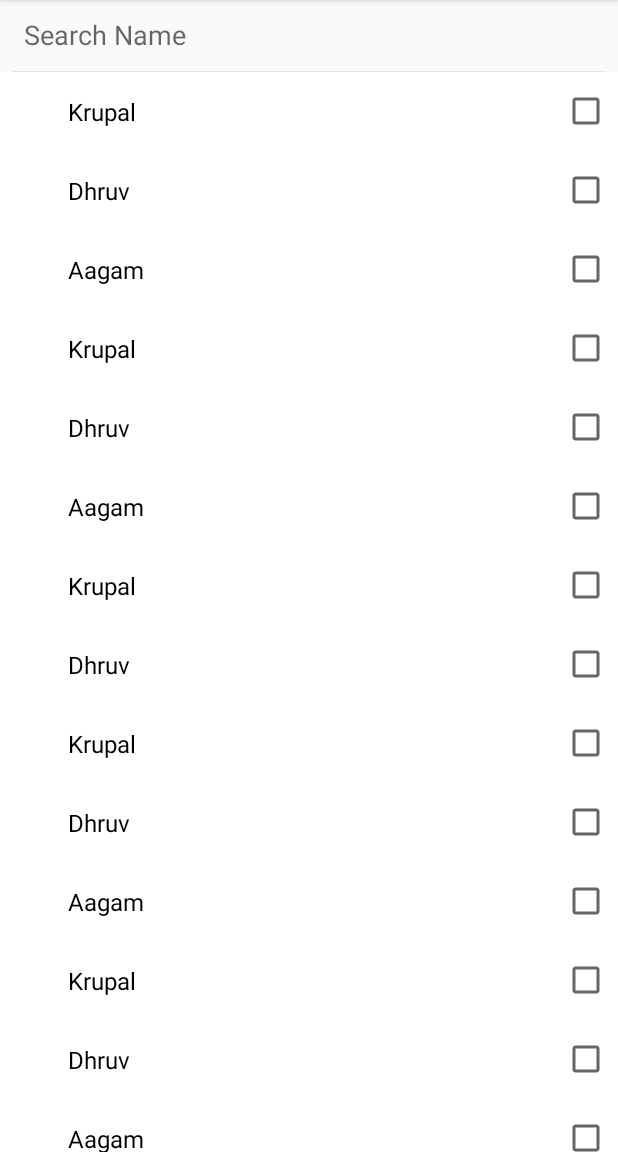
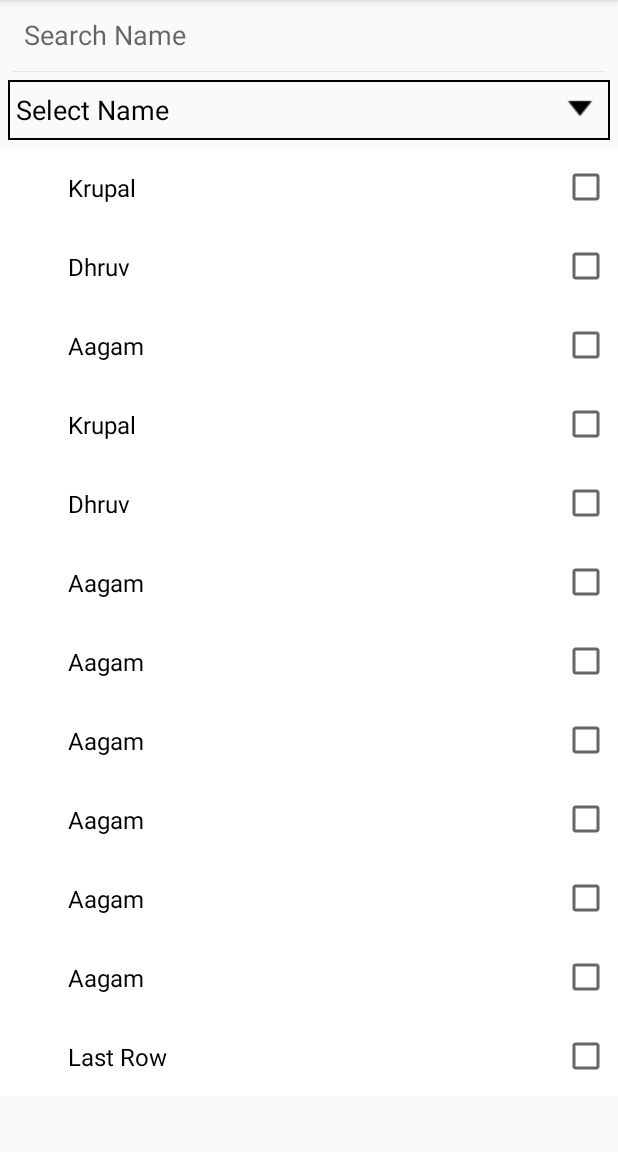
Before and after one commit to mkrupal09/EasyAdapter, an Android app: the screen it shows after launch (MainActivity), on a phone screen of 412 x 824 dp, the part 84-1236 px from its top. Run offline under Robolectric (Android 15) with nearby library versions, the phone set to English and light mode, and no system bars; our stand-ins replace data binding.

Commit message:
Few Changes.

```diff
--- a/app/src/main/java/easyadapter/dc/com/easyadapter/MainActivity.kt
+++ b/app/src/main/java/easyadapter/dc/com/easyadapter/MainActivity.kt
@@ -14,6 +14,7 @@ class MainActivity : AppCompatActivity() {
 
     private lateinit var binding: ActivityMainBinding
     private lateinit var adapter: CategoryAdapter
+    private lateinit var spinnerAdapter: CategoryAdapter
 
     private val temp: List<Category>
         get() {
@@ -24,16 +25,11 @@ class MainActivity : AppCompatActivity() {
             temp.add(Category.createDummy("Krupal"))
             temp.add(Category.createDummy("Dhruv"))
             temp.add(Category.createDummy("Aagam"))
-            temp.add(Category.createDummy("Krupal"))
-            temp.add(Category.createDummy("Dhruv"))
-            temp.add(Category.createDummy("Krupal"))
-            temp.add(Category.createDummy("Dhruv"))
             temp.add(Category.createDummy("Aagam"))
-            temp.add(Category.createDummy("Krupal"))
-            temp.add(Category.createDummy("Dhruv"))
             temp.add(Category.createDummy("Aagam"))
-            temp.add(Category.createDummy("Krupal"))
-            temp.add(Category.createDummy("Dhruv"))
+            temp.add(Category.createDummy("Aagam"))
+            temp.add(Category.createDummy("Aagam"))
+            temp.add(Category.createDummy("Aagam"))
             return temp
         }
 
@@ -41,7 +37,11 @@ class MainActivity : AppCompatActivity() {
         super.onCreate(savedInstanceState)
         binding = DataBindingUtil.setContentView(this, R.layout.activity_main)
 
+        adapterExample()
+        spinnerExample()
+    }
 
+    private fun adapterExample() {
         binding.recyclerView.layoutManager = LinearLayoutManager(this)
         adapter = CategoryAdapter()
         binding.recyclerView.adapter = adapter
@@ -71,10 +71,7 @@ class MainActivity : AppCompatActivity() {
         adapter.setRecyclerViewItemCheckChange { view, isCheck, model ->
             Toast.makeText(this@MainActivity, isCheck.toString(), Toast.LENGTH_SHORT).show()
         }
-        adapter.setRecyclerViewItemClick { view, model ->
-            binding.spRecyclerView.setText(model.name)
-            binding.spRecyclerView.hide()
-        }
+
 
         //Swipe Action
         adapter.enableSwipeAction(binding.recyclerView)
@@ -85,13 +82,20 @@ class MainActivity : AppCompatActivity() {
                 /*Toast.makeText(this@MainActivity, "No Data Found", Toast.LENGTH_SHORT).show()*/
             }
         }
+    }
 
-        //Experiment
-        binding.spRecyclerView.setAdapter(adapter)
+    private fun spinnerExample() {
+        spinnerAdapter = CategoryAdapter()
+        spinnerAdapter.addAll(temp.subList(0, 2), true)
+        spinnerAdapter.notifyDataSetChanged()
+        spinnerAdapter.setRecyclerViewItemClick { view, model ->
+            binding.spRecyclerView.setText(model.name)
+            binding.spRecyclerView.hide()
+        }
+        binding.spRecyclerView.setAdapter(spinnerAdapter)
         /*binding.spRecyclerView.enableAutoCompleteMode { easySpinner, text ->
             adapter.performFilter(text, filter)
         }*/
-
     }
 
     val filter = object : EasyAdapter.OnFilter<Category> {
--- a/app/src/main/res/layout/activity_main.xml
+++ b/app/src/main/res/layout/activity_main.xml
@@ -21,17 +21,9 @@
                 app:queryHint="Search Name"
                 app:searchIcon="@null" />
 
-
-            <android.support.v7.widget.RecyclerView
-                android:id="@+id/recyclerView"
-                android:layout_width="match_parent"
-                android:layout_height="wrap_content"
-                android:visibility="visible"
-                tools:listitem="@layout/inflater_category" />
-
             <easyadapter.dc.com.library.EasySpinner
                 android:id="@+id/spRecyclerView"
-                android:layout_width="270dp"
+                android:layout_width="match_parent"
                 android:layout_height="wrap_content"
                 android:layout_margin="5dp"
                 android:background="@drawable/rect_background"
@@ -41,7 +33,13 @@
                 android:paddingLeft="5dp"
                 android:textColor="@android:color/black"
                 android:textColorHint="@android:color/black" />
+
+            <android.support.v7.widget.RecyclerView
+                android:id="@+id/recyclerView"
+                android:layout_width="match_parent"
+                android:layout_height="wrap_content"
+                android:visibility="visible"
+                tools:listitem="@layout/inflater_category" />
         </LinearLayout>
     </android.support.v4.widget.NestedScrollView>
-
 </layout>
--- a/app/src/main/res/values/attrs.xml
+++ b/app/src/main/res/values/attrs.xml
@@ -3,4 +3,8 @@
     <declare-styleable name="EasySpinner">
         <attr name="layout" format="reference" />
     </declare-styleable>
+    <attr name="errorColor" format="reference"/>
+    <declare-styleable name="error">
+        <attr name="state_error" format="boolean"/>
+    </declare-styleable>
 </resources>
--- a/library/build.gradle
+++ b/library/build.gradle
@@ -3,7 +3,7 @@ apply plugin: 'com.android.library'
 ext {
     PUBLISH_GROUP_ID = 'com.dc.easyadapter'
     PUBLISH_ARTIFACT_ID = 'easyadapter'
-    PUBLISH_VERSION = '2.0.2'
+    PUBLISH_VERSION = '2.0.3'
 }
 
 android {
--- a/library/src/main/java/easyadapter/dc/com/library/EasyAdapter.java
+++ b/library/src/main/java/easyadapter/dc/com/library/EasyAdapter.java
@@ -2,11 +2,10 @@ package easyadapter.dc.com.library;
 
 import android.content.Context;
 import android.databinding.DataBindingUtil;
-
-import android.databinding.ObservableList;
 import android.databinding.ViewDataBinding;
 import android.support.annotation.LayoutRes;
 import android.support.annotation.NonNull;
+import android.support.annotation.Nullable;
 import android.support.v7.widget.GridLayoutManager;
 import android.support.v7.widget.LinearLayoutManager;
 import android.support.v7.widget.RecyclerView;
@@ -34,13 +33,12 @@ public abstract class EasyAdapter<M, B extends ViewDataBinding> extends Recycler
     private boolean loading = false;
     private boolean isLoadMoreEnabled = false;
     private int loadMoreRes = R.layout.layout_load_more;
-    private final ObservableArrayList<M> data;
-    private final ObservableArrayList<M> temp;
+    private final ArrayList<M> data;
+    private final ArrayList<M> temp;
     private int layout;
     private OnRecyclerViewItemClick<M> recyclerViewItemClick;
     private OnRecyclerViewItemCheckChange<M> recyclerViewItemCheckChange;
     private OnDataUpdate<M> onDataUpdate;
-
 
     public interface OnRecyclerViewItemClick<M> {
         void onRecyclerViewItemClick(View view, M model);
@@ -74,19 +72,12 @@ public abstract class EasyAdapter<M, B extends ViewDataBinding> extends Recycler
 
 
     public EasyAdapter(@LayoutRes int layout) {
-        data = new ObservableArrayList<M>()
-        {
-            @Override
-            public boolean addAll(Collection<? extends M> collection) {
-                return super.addAll(collection);
-            }
-        };
-        temp = new ObservableArrayList<>();
+        data = new ArrayList<>();
+        temp = new ArrayList<>();
         temp.addAll(data);
-        data.addOnListChangedCallback(dataChangeObs);
+        enableDataObserver();
         this.layout = layout;
     }
-
 
     public void onCreatingHolder(@NonNull B binding, @NonNull EasyHolder holder) {
 
@@ -118,6 +109,7 @@ public abstract class EasyAdapter<M, B extends ViewDataBinding> extends Recycler
         temp.remove(model);
         notifyDataSetChanged();
     }
+
 
     private void clearFilter() {
         data.clear();
@@ -450,34 +442,6 @@ public abstract class EasyAdapter<M, B extends ViewDataBinding> extends Recycler
         return this;
     }
 
-    private ObservableList.OnListChangedCallback<ObservableList<M>> dataChangeObs =
-            new ObservableList.OnListChangedCallback<ObservableList<M>>() {
-                @Override
-                public void onChanged(ObservableList<M> sender) {
-                    onDataUpdate();
-                }
-
-                @Override
-                public void onItemRangeChanged(ObservableList<M> sender, int positionStart, int itemCount) {
-                    onDataUpdate();
-                }
-
-                @Override
-                public void onItemRangeInserted(ObservableList<M> sender, int positionStart, int itemCount) {
-                    onDataUpdate();
-                }
-
-                @Override
-                public void onItemRangeMoved(ObservableList<M> sender, int fromPosition, int toPosition, int itemCount) {
-                    onDataUpdate();
-                }
-
-                @Override
-                public void onItemRangeRemoved(ObservableList<M> sender, int positionStart, int itemCount) {
-                    onDataUpdate();
-                }
-            };
-
     private void onDataUpdate() {
         if (onDataUpdate != null) {
             onDataUpdate.onDataUpdate(getData());
@@ -485,12 +449,50 @@ public abstract class EasyAdapter<M, B extends ViewDataBinding> extends Recycler
     }
 
     public final void disableDataObserver() {
-        data.removeOnListChangedCallback(dataChangeObs);
+        unregisterAdapterDataObserver(dataChangeObs);
     }
 
     public final void enableDataObserver() {
-        data.addOnListChangedCallback(dataChangeObs);
+        registerAdapterDataObserver(dataChangeObs);
     }
+
+    private RecyclerView.AdapterDataObserver dataChangeObs = new RecyclerView.AdapterDataObserver() {
+        @Override
+        public void onChanged() {
+            super.onChanged();
+            onDataUpdate();
+        }
+
+        @Override
+        public void onItemRangeChanged(int positionStart, int itemCount) {
+            super.onItemRangeChanged(positionStart, itemCount);
+            onDataUpdate();
+        }
+
+        @Override
+        public void onItemRangeChanged(int positionStart, int itemCount, @Nullable Object payload) {
+            super.onItemRangeChanged(positionStart, itemCount, payload);
+            onDataUpdate();
+        }
+
+        @Override
+        public void onItemRangeInserted(int positionStart, int itemCount) {
+            super.onItemRangeInserted(positionStart, itemCount);
+            onDataUpdate();
+        }
+
+        @Override
+        public void onItemRangeRemoved(int positionStart, int itemCount) {
+            super.onItemRangeRemoved(positionStart, itemCount);
+            onDataUpdate();
+        }
+
+        @Override
+        public void onItemRangeMoved(int fromPosition, int toPosition, int itemCount) {
+            super.onItemRangeMoved(fromPosition, toPosition, itemCount);
+            onDataUpdate();
+        }
+    };
 
 
 }
--- a/library/src/main/java/easyadapter/dc/com/library/EasySpinner.java
+++ b/library/src/main/java/easyadapter/dc/com/library/EasySpinner.java
@@ -18,7 +18,6 @@ import android.view.View;
 import android.view.ViewGroup;
 import android.view.WindowManager;
 import android.view.inputmethod.InputMethodManager;
-import android.widget.FrameLayout;
 import android.widget.PopupWindow;
 
 /**
@@ -59,6 +58,7 @@ public class EasySpinner extends AppCompatEditText {
     private void init() {
         keyListener = getKeyListener();
         setKeyListener(null);
+        setInputType(0);
         popupWindow = buildPopupWindow();
         post(new Runnable() {
             @Override
@@ -115,14 +115,10 @@ public class EasySpinner extends AppCompatEditText {
     }
 
 
-   /* public void show() {
+    /*public void show() {
         if (getKeyListener() == null) {
             hideKeyboard();
         }
-
-
-        *//*popupWindow.showAsDropDown(this, (int) getX(), 0);*//*
-
 
         int[] values = new int[2];
         getLocationInWindow(values);
@@ -132,17 +128,16 @@ public class EasySpinner extends AppCompatEditText {
         DisplayMetrics displayMetrics = getContext().getResources().getDisplayMetrics();
         int height = (displayMetrics.heightPixels * 2) / 3;
 
-        //If the position of menu icon is in the bottom 2/3rd part of the screen then we provide menu height as offset  but in negative as we want to open our menu to the top
+        //If the position of menu icon is in the bottom 2/3rd part of the screen then we provide menu height as offset
+        // but in negative as we want to open our menu to the top
         if (positionOfIcon > height) {
-            popupWindow.showAsDropDown(this, 0, -height);
+            popupWindow.showAsDropDown(this, -getWidth(), (int) getY());
         } else {
-            popupWindow.showAsDropDown(this, 0, 0);
+            popupWindow.showAtLocation(this, Gravity.TOP, -getWidth(), 500);
         }
 
         if (onDropDownVisibilityListener != null)
             onDropDownVisibilityListener.onDropDownVisibilityChange(true);
-
-
 
     }*/
 
@@ -151,7 +146,7 @@ public class EasySpinner extends AppCompatEditText {
             hideKeyboard();
         }
         popupWindow.showAsDropDown(this, (int) getX(), 0);
-        if(onDropDownVisibilityListener!=null)
+        if (onDropDownVisibilityListener != null)
             onDropDownVisibilityListener.onDropDownVisibilityChange(true);
     }
 
@@ -193,6 +188,11 @@ public class EasySpinner extends AppCompatEditText {
     };
 
 
+    /**
+     * Callback when drop down is visible or hide
+     *
+     * @param onDropDownVisibilityListener
+     */
     public void setOnDropDownVisibilityListener(OnDropDownVisibilityListener onDropDownVisibilityListener) {
         this.onDropDownVisibilityListener = onDropDownVisibilityListener;
     }
@@ -217,6 +217,7 @@ public class EasySpinner extends AppCompatEditText {
 
     public void hideKeyboard() {
         InputMethodManager inputManager = (InputMethodManager) getContext().getSystemService(Context.INPUT_METHOD_SERVICE);
-        inputManager.hideSoftInputFromWindow(this.getWindowToken(), 0);
+        if (inputManager != null)
+            inputManager.hideSoftInputFromWindow(this.getWindowToken(), 0);
     }
 }
```
Also changed, not shown: app/src/main/java/easyadapter/dc/com/easyadapter/Test.java (deleted, +0 -14 lines), app/src/main/res/drawable/edittext_bg_selector.xml (added, +11 -0 lines), app/src/main/res/drawable/error.xml (added, +13 -0 lines), 1 other file.
